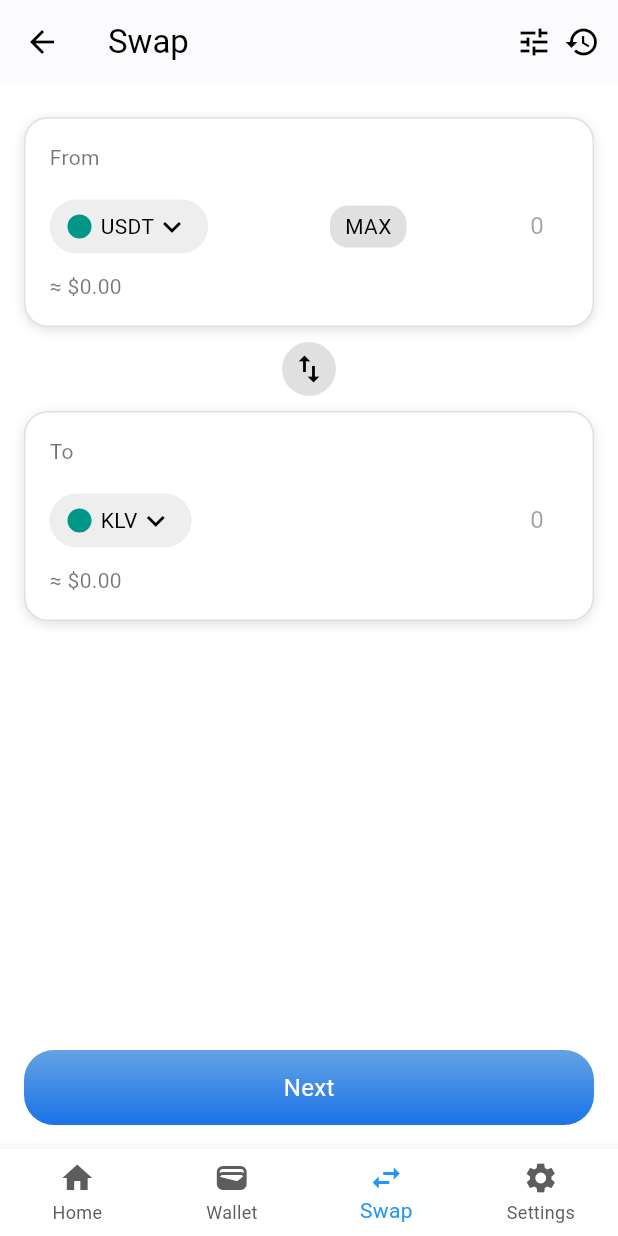
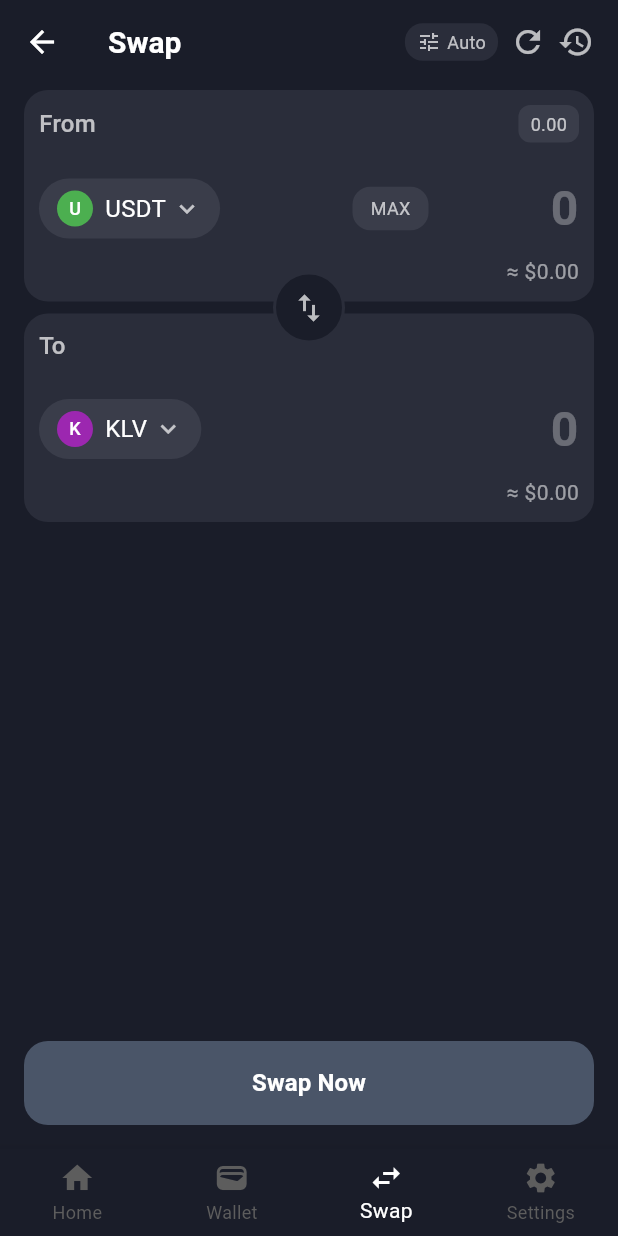
Before and after one commit to MridulXPC/Wallet-MobileUI, a Flutter app: the SwapScreen screen opened by its route, on a phone screen of 412 x 824 dp. Run offline on Flutter 3.47's test engine with Material 3 defaults, Android fonts, the phone set to English and light mode, and no system bars; our stand-ins replace cached_network_image, connectivity_plus, fl_chart, flutter_svg, fluttertoast, google_fonts and 4 more; missing offline and left inert: bip39, mobile_scanner; accounts and stored records are empty.

Commit message:
design change

```diff
--- a/lib/presentation/bottomnavbar.dart
+++ b/lib/presentation/bottomnavbar.dart
@@ -13,7 +13,7 @@ class BottomNavBar extends StatelessWidget {
 
   @override
   Widget build(BuildContext context) {
-    return BottomNavigationBar(backgroundColor: AppTheme.onSurface,
+    return BottomNavigationBar( backgroundColor: const Color(0xFF1A1D29),
       currentIndex: selectedIndex,
       onTap: (index) {
         if (index == 2) {
@@ -24,7 +24,7 @@ class BottomNavBar extends StatelessWidget {
           onTap(index); // Call parent callback to update index
         }
       },
-      selectedItemColor: Colors.blue,
+      selectedItemColor: Colors.white,
       unselectedItemColor: const Color.fromARGB(255, 93, 93, 93),
       type: BottomNavigationBarType.fixed,
       items: const [
--- a/lib/presentation/main_wallet_dashboard/main_wallet_dashboard.dart
+++ b/lib/presentation/main_wallet_dashboard/main_wallet_dashboard.dart
@@ -48,7 +48,7 @@ late final Timer _timer;
 @override
 void initState() {
   super.initState();
-  _pageController = PageController(viewportFraction: 0.98);
+  _pageController = PageController(viewportFraction: 1.0);
 
   _timer = Timer.periodic(const Duration(seconds: 4), (Timer timer) {
     if (_pageController.hasClients) {
@@ -151,7 +151,7 @@ void dispose() {
 @override
 Widget build(BuildContext context) {
   return Scaffold(
-    backgroundColor: AppTheme.onSurface,
+    backgroundColor: const Color(0xFF1A1D29),
    bottomNavigationBar: BottomNavBar(
   selectedIndex: _selectedIndex,
   onTap: _onItemTapped,
--- a/lib/presentation/main_wallet_dashboard/widgets/crypto_portfolio_widget.dart
+++ b/lib/presentation/main_wallet_dashboard/widgets/crypto_portfolio_widget.dart
@@ -79,7 +79,7 @@ class CryptoPortfolioWidget extends StatelessWidget {
                       Text(
                         crypto["symbol"] ?? '',
                         style: AppTheme.lightTheme.textTheme.titleMedium?.copyWith(
-                          color: AppTheme.lightTheme.colorScheme.onSurface,
+                          color: AppTheme.onSurface,
                           fontWeight: FontWeight.w600,
                         ),
                       ),
@@ -102,7 +102,7 @@ class CryptoPortfolioWidget extends StatelessWidget {
                     style: AppTheme.monoTextStyle(
                       isLight: false,
                       fontSize: 12.sp,
-                      color: AppTheme.lightTheme.colorScheme.onSurfaceVariant,
+                      color: AppTheme.onSurface,
                     ),
                   ),
                 ],
@@ -114,7 +114,7 @@ class CryptoPortfolioWidget extends StatelessWidget {
                 Text(
                   crypto["usdValue"] ?? '\$0.00',
                   style: AppTheme.lightTheme.textTheme.titleMedium?.copyWith(
-                    color: AppTheme.lightTheme.colorScheme.onSurface,
+                    color: AppTheme.onSurface,
                     fontWeight: FontWeight.w600,
                   ),
                 ),
--- a/lib/presentation/profile_screen/profile_screen.dart
+++ b/lib/presentation/profile_screen/profile_screen.dart
@@ -29,7 +29,9 @@ Future<void> _openQRScanner() async {
 
             try {
               // Get token from storage instead of hardcoding
-              final token = await AuthService.getStoredToken();
+              // final token = await AuthService.getStoredToken();
+              final token = 'eyJhbGciOiJIUzI1NiIsInR5cCI6IkpXVCJ9.eyJ1c2VySWQiOiI2ODkxYWJjMDViM2E3MzAzMmM5NjBlZmQiLCJpc0FkbWluIjpmYWxzZSwiaWF0IjoxNzU0Mzc3MTUyLCJleHAiOjE3NTQ5ODE5NTJ9.Y7bnsr7R88xrmkpKbjD41CaGUR5FtC7X16_MBOiHwD8';
+
 
               if (token == null) {
                 ScaffoldMessenger.of(context).showSnackBar(
--- a/lib/presentation/swap_screen.dart/swap_screen.dart
+++ b/lib/presentation/swap_screen.dart/swap_screen.dart
@@ -1,7 +1,9 @@
+import 'package:cryptowallet/core/app_export.dart';
 import 'package:cryptowallet/presentation/bottomnavbar.dart';
 import 'package:cryptowallet/routes/app_routes.dart';
 import 'package:flutter/material.dart';
-import 'package:flutter/services.dart'; // for FilteringTextInputFormatter
+import 'package:flutter/services.dart';
+
 class SwapScreen extends StatefulWidget {
   const SwapScreen({super.key});
 
@@ -31,7 +33,7 @@ class _SwapScreenState extends State<SwapScreen> {
     {
       'symbol': 'BTC',
       'name': 'Bitcoin',
-      'icon': 'https://cryptologos.cc/logos/bitcoin-btc-logo.png',
+      'icon': 'assets/currencyicons/bitcoin.png',
       'chain': 'BTC',
     },
     {
@@ -63,7 +65,7 @@ class _SwapScreenState extends State<SwapScreen> {
   void _selectCoin(bool isFrom) {
     showModalBottomSheet(
       isScrollControlled: true,
-      backgroundColor: Colors.white,
+      backgroundColor: const Color(0xFF1A1D29),
       shape: const RoundedRectangleBorder(
         borderRadius: BorderRadius.vertical(top: Radius.circular(16)),
       ),
@@ -82,19 +84,19 @@ class _SwapScreenState extends State<SwapScreen> {
                   children: [
                     const SizedBox(height: 6),
                     const Text('Select Crypto',
-                        style: TextStyle(color: Colors.black, fontSize: 18)),
+                        style: TextStyle(color: Colors.white, fontSize: 18)),
                     const SizedBox(height: 12),
                     Row(
                       children: [
                         Expanded(
                           child: TextField(
-                            style: const TextStyle(color: Colors.black),
+                            style: const TextStyle(color: Colors.white),
                             decoration: InputDecoration(
                               hintText: 'Type to search chain',
-                              hintStyle: const TextStyle(color: Colors.black45),
-                              prefixIcon: const Icon(Icons.search, color: Colors.black45),
+                              hintStyle: const TextStyle(color: Colors.white54),
+                              prefixIcon: const Icon(Icons.search, color: Colors.white54),
                               filled: true,
-                              fillColor: Colors.grey[100],
+                              fillColor: const Color(0xFF2A2D3A),
                               border: OutlineInputBorder(
                                 borderRadius: BorderRadius.circular(10),
                                 borderSide: BorderSide.none,
@@ -117,11 +119,11 @@ class _SwapScreenState extends State<SwapScreen> {
                               selected: isSelected,
                               onSelected: (_) =>
                                   setModalState(() => selectedFilter = filter),
-                              selectedColor: Colors.black,
+                              selectedColor: Colors.blue,
                               labelStyle: TextStyle(
-                                color: isSelected ? Colors.white : Colors.black,
+                                color: isSelected ? Colors.white : Colors.white70,
                               ),
-                              backgroundColor: Colors.grey[300],
+                              backgroundColor: const Color(0xFF2A2D3A),
                             ),
                           );
                         }).toList(),
@@ -135,12 +137,12 @@ class _SwapScreenState extends State<SwapScreen> {
                           return ListTile(
                             leading: CircleAvatar(
                               backgroundImage: NetworkImage(coin['icon'] ?? ''),
-                              backgroundColor: Colors.grey[200],
+                              backgroundColor: const Color(0xFF2A2D3A),
                             ),
                             title: Text(coin['symbol'] ?? '',
-                                style: const TextStyle(color: Colors.black)),
+                                style: const TextStyle(color: Colors.white)),
                             subtitle: Text(coin['name'] ?? '',
-                                style: const TextStyle(color: Colors.black54)),
+                                style: const TextStyle(color: Colors.white70)),
                             onTap: () {
                               Navigator.pop(context);
                               setState(() {
@@ -172,43 +174,73 @@ class _SwapScreenState extends State<SwapScreen> {
     required double value,
   }) {
     return Container(
-      margin: const EdgeInsets.symmetric(horizontal: 16, vertical: 10),
-      padding: const EdgeInsets.all(16),
+      margin: const EdgeInsets.symmetric(horizontal: 16, vertical: 4),
+      padding: const EdgeInsets.all(10),
       decoration: BoxDecoration(
-        color: Colors.white,
+        color: const Color(0xFF2A2D3A),
         borderRadius: BorderRadius.circular(16),
-        boxShadow: const [
-          BoxShadow(
-            color: Colors.black12,
-            blurRadius: 6,
-            offset: Offset(0, 2),
-          )
-        ],
-        border: Border.all(color: Colors.grey.shade300),
       ),
       child: Column(
         crossAxisAlignment: CrossAxisAlignment.start,
         children: [
-          Text(label, style: const TextStyle(color: Colors.black54)),
-          const SizedBox(height: 12),
+          Row(
+            mainAxisAlignment: MainAxisAlignment.spaceBetween,
+            children: [
+              Text(
+                label,
+                style: const TextStyle(
+                  fontSize: 16,
+                  color: Colors.white70,
+                  fontWeight: FontWeight.w500,
+                ),
+              ),
+              if (isFrom)
+                Container(
+                  padding: const EdgeInsets.symmetric(horizontal: 8, vertical: 4),
+                  decoration: BoxDecoration(
+                    color: const Color(0xFF3A3D4A),
+                    borderRadius: BorderRadius.circular(8),
+                  ),
+                  child: const Text(
+                    '0.00',
+                    style: TextStyle(color: Colors.white70, fontSize: 12),
+                  ),
+                ),
+            ],
+          ),
+          const SizedBox(height: 20),
           Row(
             children: [
               GestureDetector(
                 onTap: () => _selectCoin(isFrom),
                 child: Container(
-                  padding:
-                      const EdgeInsets.symmetric(horizontal: 12, vertical: 6),
+                  padding: const EdgeInsets.symmetric(horizontal: 12, vertical: 8),
                   decoration: BoxDecoration(
-                    color: Colors.grey[200],
+                    color: const Color(0xFF3A3D4A),
                     borderRadius: BorderRadius.circular(20),
                   ),
                   child: Row(
+                    mainAxisSize: MainAxisSize.min,
                     children: [
-                      CircleAvatar(radius: 8, backgroundColor: Colors.teal),
-                      const SizedBox(width: 6),
-                      Text(coin, style: const TextStyle(color: Colors.black)),
-                      const Icon(Icons.keyboard_arrow_down,
-                          color: Colors.black),
+                      CircleAvatar(
+                        radius: 12,
+                        backgroundColor: coin == 'USDT' ? Colors.green : Colors.purple,
+                        child: Text(
+                          coin[0],
+                          style: const TextStyle(color: Colors.white, fontSize: 12),
+                        ),
+                      ),
+                      const SizedBox(width: 8),
+                      Text(
+                        coin,
+                        style: const TextStyle(color: Colors.white, fontSize: 16),
+                      ),
+                      const SizedBox(width: 4),
+                      const Icon(
+                        Icons.keyboard_arrow_down,
+                        color: Colors.white70,
+                        size: 20,
+                      ),
                     ],
                   ),
                 ),
@@ -216,18 +248,18 @@ class _SwapScreenState extends State<SwapScreen> {
               const Spacer(),
               if (isFrom)
                 Container(
-                  padding:
-                      const EdgeInsets.symmetric(horizontal: 10, vertical: 4),
+                  padding: const EdgeInsets.symmetric(horizontal: 12, vertical: 6),
                   decoration: BoxDecoration(
-                    color: Colors.grey[300],
+                    color: const Color(0xFF3A3D4A),
                     borderRadius: BorderRadius.circular(12),
                   ),
-                  child: const Text('MAX',
-                      style: TextStyle(color: Colors.black)),
+                  child: const Text(
+                    'MAX',
+                    style: TextStyle(color: Colors.white70, fontSize: 12),
                   ),
-              const SizedBox(width: 8),
-              SizedBox(
-                width: 100,
+                ),
+              const SizedBox(width: 12),
+              Expanded(
                 child: TextField(
                   controller: isFrom ? _fromController : null,
                   keyboardType: const TextInputType.numberWithOptions(decimal: true),
@@ -235,69 +267,94 @@ class _SwapScreenState extends State<SwapScreen> {
                     FilteringTextInputFormatter.allow(RegExp(r'^\d*\.?\d{0,8}')),
                   ],
                   textAlign: TextAlign.end,
-  decoration: InputDecoration(
-    filled: true,
-    fillColor: Colors.transparent,
-    contentPadding: const EdgeInsets.symmetric(horizontal: 12, vertical: 10),
+                  style: const TextStyle(
+                    color: Colors.white,
+                    fontSize: 32,
+                    fontWeight: FontWeight.bold,
+                  ),
+                  decoration: const InputDecoration(
                     hintText: '0',
-    hintStyle: const TextStyle(color: Colors.black38),
+                    hintStyle: TextStyle(
+                      color: Colors.white30,
+                      fontSize: 32,
+                      fontWeight: FontWeight.bold,
+                    ),
                     border: InputBorder.none,
                     enabledBorder: InputBorder.none,
                     focusedBorder: InputBorder.none,
+                    contentPadding: EdgeInsets.zero,
                   ),
                   onChanged: (val) {
                     setState(() {
                       fromAmount = double.tryParse(val) ?? 0.0;
                     });
                   },
+                  enabled: isFrom,
                 ),
-
               ),
             ],
           ),
-          const SizedBox(height: 6),
-          Text('≈ \$${(value * 1).toStringAsFixed(2)}',
-              style: const TextStyle(color: Colors.black54)),
+          const SizedBox(height: 8),
+          Align(
+            alignment: Alignment.centerRight,
+            child: Text(
+              '≈ \$${(value * 1).toStringAsFixed(2)}',
+              style: const TextStyle(color: Colors.white54, fontSize: 14),
+            ),
+          ),
         ],
       ),
     );
   }
 
   @override
-@override
   Widget build(BuildContext context) {
     return Scaffold(
-    backgroundColor: Colors.white,
+      backgroundColor: const Color(0xFF1A1D29),
       appBar: AppBar(
-      backgroundColor: Colors.white,
-      elevation: 0.5,
-      leading: const BackButton(color: Colors.black),
-      title: const Text('Swap', style: TextStyle(color: Colors.black)),
+        backgroundColor: const Color(0xFF1A1D29),
+        elevation: 0,
+        leading: const BackButton(color: Colors.white),
+        title: const Text(
+          'Swap',
+          style: TextStyle(color: Colors.white, fontSize: 20, fontWeight: FontWeight.w600),
+        ),
         centerTitle: false,
-      actions: const [
-        Icon(Icons.tune, color: Colors.black),
-        SizedBox(width: 8),
-        Icon(Icons.history, color: Colors.black),
-        SizedBox(width: 12),
+        actions: [
+          Container(
+            padding: const EdgeInsets.symmetric(horizontal: 8, vertical: 4),
+            decoration: BoxDecoration(
+              color: const Color(0xFF2A2D3A),
+              borderRadius: BorderRadius.circular(12),
+            ),
+            child: Row(
+              mainAxisSize: MainAxisSize.min,
+              children: const [
+                Icon(Icons.tune, color: Colors.white70, size: 16),
+                SizedBox(width: 4),
+                Text('Auto', style: TextStyle(color: Colors.white70, fontSize: 12)),
               ],
             ),
-    body: Column(
+          ),
+          const SizedBox(width: 8),
+          const Icon(Icons.refresh, color: Colors.white70),
+          const SizedBox(width: 8),
+          const Icon(Icons.history, color: Colors.white70),
+          const SizedBox(width: 16),
+        ],
+      ),
+      body: Stack(
         children: [
-        const SizedBox(height: 12),
+          Column(
+            children: [
+
               _buildSwapCard(
                 label: 'From',
                 coin: fromCoin,
                 isFrom: true,
                 value: fromAmount,
               ),
-        GestureDetector(
-          onTap: _swapCoins,
-          child: const CircleAvatar(
-            radius: 18,
-            backgroundColor: Colors.black12,
-            child: Icon(Icons.swap_vert, color: Colors.black),
-          ),
-        ),
+
               _buildSwapCard(
                 label: 'To',
                 coin: toCoin,
@@ -308,20 +365,58 @@ Widget build(BuildContext context) {
               Container(
                 margin: const EdgeInsets.all(16),
                 width: double.infinity,
-          height: 50,
+                height: 56,
+                child: ElevatedButton(
+                  onPressed: () {
+                    // Handle swap action
+                  },
+                  style: ElevatedButton.styleFrom(
+                    backgroundColor: const Color(0xFF4A5568),
+                    shape: RoundedRectangleBorder(
+                      borderRadius: BorderRadius.circular(16),
+                    ),
+                    elevation: 0,
+                  ),
+                  child: const Text(
+                    'Swap Now',
+                    style: TextStyle(
+                      color: Colors.white,
+                      fontSize: 16,
+                      fontWeight: FontWeight.w600,
+                    ),
+                  ),
+                ),
+              ),
+            ],
+          ),
+          // Positioned swap button between containers
+          Positioned(
+            top: 125, // Position between the two containers
+            left: 0,
+            right: 0,
+            child: Center(
+              child: GestureDetector(
+                onTap: _swapCoins,
+                child: Container(
+                  width: 48,
+                  height: 48,
                   decoration: BoxDecoration(
-            gradient: const LinearGradient(
-              colors: [Color.fromARGB(255, 100, 162, 228), Color(0xFF1A73E8)],
-              begin: Alignment.topCenter,
-              end: Alignment.bottomCenter,
+                    color: const Color(0xFF1A1D29),
+                    shape: BoxShape.circle,
+                    border: Border.all(
+                      color: const Color(0xFF2A2D3A),
+                      width: 2,
                     ),
-            borderRadius: BorderRadius.circular(20),
                   ),
-          child: const Center(
-            child: Text('Next',
-                style: TextStyle(color: Colors.white, fontSize: 16)),
+                  child: const Icon(
+                    Icons.swap_vert,
+                    color: Colors.white70,
+                    size: 24,
                   ),
-        )
+                ),
+              ),
+            ),
+          ),
         ],
       ),
       bottomNavigationBar: BottomNavBar(
@@ -340,5 +435,4 @@ Widget build(BuildContext context) {
       ),
     );
   }
-
 }
--- a/lib/services/auth_service.dart
+++ b/lib/services/auth_service.dart
@@ -38,8 +38,10 @@ class AuthResponse {
   }
 }
 
+// https://test-backend-56yq.onrender.com
+
 class AuthService {
-  static const String _baseUrl = 'https://vault-backend-6zwa.onrender.com';
+  static const String _baseUrl = 'https://vault-backend-cmjd.onrender.com';
   static const Duration _timeout = Duration(seconds: 30);
 
   // Private HTTP client with timeout
```
Lines whose indentation alone changed are shown as unchanged.
